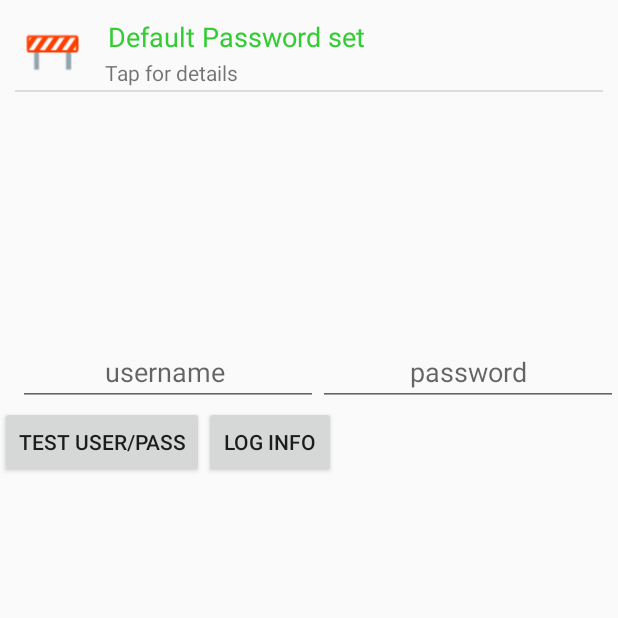
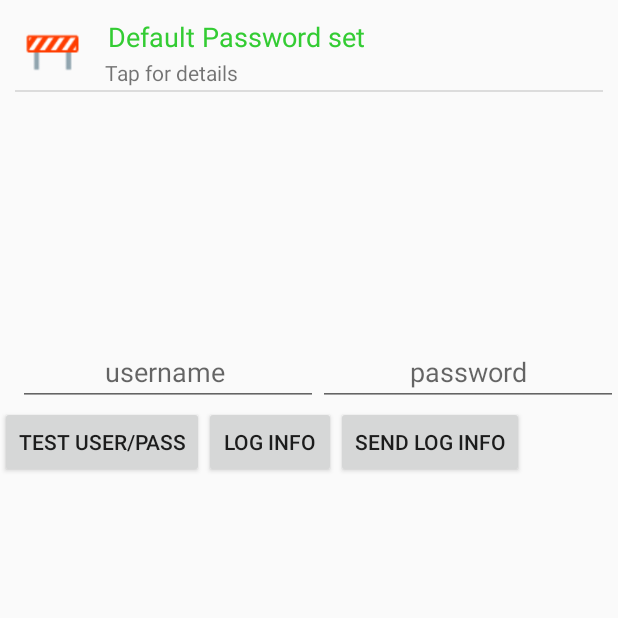
Before and after one commit to jsmith312/HRS, an Android app: the TestRouterSecurity screen opened directly, with no data from a screen before it, on a phone screen of 412 x 824 dp, the top half of it. Run offline under Robolectric (Android 15) with nearby library versions, the phone set to English and light mode, and no system bars; 4 statements that could not run were skipped.

Commit message:
add send log info

```diff
--- a/app/src/main/java/com/example/jordansmith/homeroutersecurity/TestRouterSecurity.java
+++ b/app/src/main/java/com/example/jordansmith/homeroutersecurity/TestRouterSecurity.java
@@ -123,7 +123,7 @@ public class TestRouterSecurity extends Activity {
 
     public void sendLogInfo(View view) throws IOException {
         // Send to server when available
-        //WriteLogFile(LOG_INFO);
+        WriteLogFile(LOG_INFO);
         //ReadLogFile();
         logInfoText.setText("");
     }
--- a/app/src/main/res/layout/content_test_router_security.xml
+++ b/app/src/main/res/layout/content_test_router_security.xml
@@ -73,6 +73,16 @@
             android:layout_alignTop="@+id/test_pw"
             android:layout_toRightOf="@+id/test_pw"
             android:layout_toEndOf="@+id/test_pw" />
+
+        <Button
+            android:id="@+id/send_log_info"
+            android:layout_width="wrap_content"
+            android:layout_height="wrap_content"
+            android:text="Send log info"
+            android:onClick="sendLogInfo"
+            android:layout_below="@+id/pass"
+            android:layout_toRightOf="@+id/log_info"
+            android:layout_toEndOf="@+id/log_info" />
     </RelativeLayout>
 
 </LinearLayout>
```
